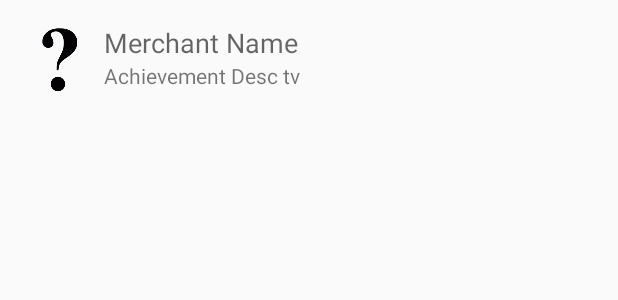
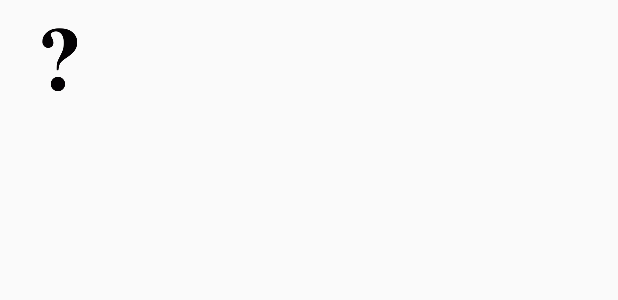
Before and after one commit to afeldman1/AchievementRewards, an Android app: the layout activity_achievement_details.xml on its own in the app's theme, with its tools: preview values and no code run, on a phone screen of 412 x 824 dp. Shown: the top 300 px of the screen. Run offline under Robolectric (Android 15) with nearby library versions, the light colour scheme and no system bars.

Commit message:
Removing placeholder text and migrating text to strings.xml

```diff
--- a/app/src/main/java/com/applications/achievementRewards/achievementRewardsAndroid/AchievementDetailsActivity.java
+++ b/app/src/main/java/com/applications/achievementRewards/achievementRewardsAndroid/AchievementDetailsActivity.java
@@ -62,7 +62,7 @@ public class AchievementDetailsActivity extends NavigationViewActivity {
                 progressBar.setVisibility(View.GONE);
                 DateFormat dateFormat = android.text.format.DateFormat.getDateFormat(getApplicationContext());
                 DateFormat timeFormat = android.text.format.DateFormat.getTimeFormat(getApplicationContext());
-                redeemedAtTv.setText("Redeemed on: " + dateFormat.format(userAchievementModel.getRedeemedAt()) + " " + timeFormat.format(userAchievementModel.getRedeemedAt()));
+                redeemedAtTv.setText(R.string.redeemedOn + dateFormat.format(userAchievementModel.getRedeemedAt()) + " " + timeFormat.format(userAchievementModel.getRedeemedAt()));
                 redeemedAtTv.setVisibility(View.VISIBLE);
             }
         }
@@ -103,7 +103,7 @@ public class AchievementDetailsActivity extends NavigationViewActivity {
             DateFormat timeFormat = android.text.format.DateFormat.getTimeFormat(getApplicationContext());
 
             TextView redeemedAtTv = (TextView) findViewById(R.id.redeemed_at_tv);
-            redeemedAtTv.setText("Redeemed on: " + dateFormat.format(redeemedAt) + " " + timeFormat.format(redeemedAt));
+            redeemedAtTv.setText(R.string.redeemedOn + dateFormat.format(redeemedAt) + " " + timeFormat.format(redeemedAt));
             redeemedAtTv.setVisibility(View.VISIBLE);
         }
     }
--- a/app/src/main/res/layout/activity_achievement_details.xml
+++ b/app/src/main/res/layout/activity_achievement_details.xml
@@ -29,7 +29,6 @@
         android:layout_width="wrap_content"
         android:layout_height="wrap_content"
         android:textAppearance="?android:attr/textAppearanceMedium"
-        android:text="Merchant Name"
         android:id="@+id/merchant_name_tv"
         android:focusable="false"
         android:layout_alignParentTop="true"
@@ -40,7 +39,6 @@
         android:layout_width="wrap_content"
         android:layout_height="wrap_content"
         android:textAppearance="?android:attr/textAppearanceSmall"
-        android:text="Achievement Desc tv"
         android:id="@+id/achievement_desc_tv"
         android:layout_gravity="right"
         android:focusable="false"
@@ -79,7 +77,7 @@
     <Button
         android:layout_width="wrap_content"
         android:layout_height="wrap_content"
-        android:text="Redeem"
+        android:text="@string/redeem"
         android:id="@+id/redeem_btn"
         android:layout_gravity="center_horizontal"
         android:layout_alignParentBottom="true"
@@ -105,7 +103,7 @@
         android:layout_width="wrap_content"
         android:layout_height="wrap_content"
         android:textAppearance="?android:attr/textAppearanceSmall"
-        android:text="Redeemed At tv"
+        android:text="@string/redeemed"
         android:gravity="center"
         android:id="@+id/redeemed_at_tv"
         android:layout_gravity="right"
--- a/app/src/main/res/values/strings.xml
+++ b/app/src/main/res/values/strings.xml
@@ -14,6 +14,10 @@
     <string name="open_location_settings">Location Settings</string>
     <string name="Cancel">Cancel</string>
     <string name="Loading">Loading</string>
+    <string name="redeem">Redeem</string>
+    <string name="redeemed">Redeemed</string>
+    <string name="redeemedOn">Redeemed on: </string>
+    <string name="moreMerchant">More achievements from this merchant</string>
     <string name="title_activity_display_location">Map</string>
     <string name="search">search</string>
     <string-array
```
Also changed, not shown: app/src/main/res/layout/activity_merchant_details.xml (+1 -8 lines).
